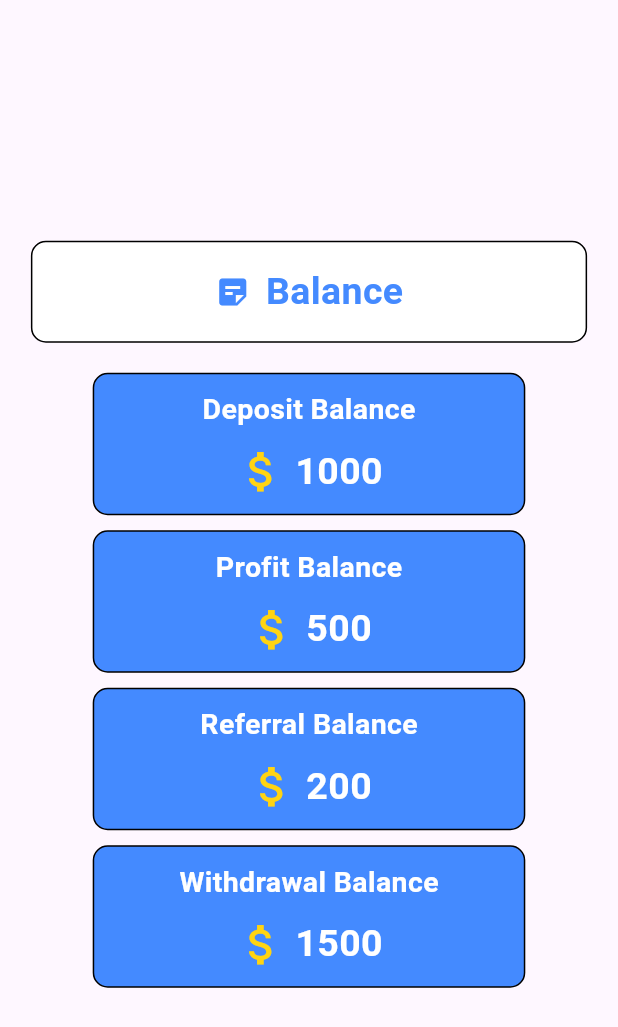
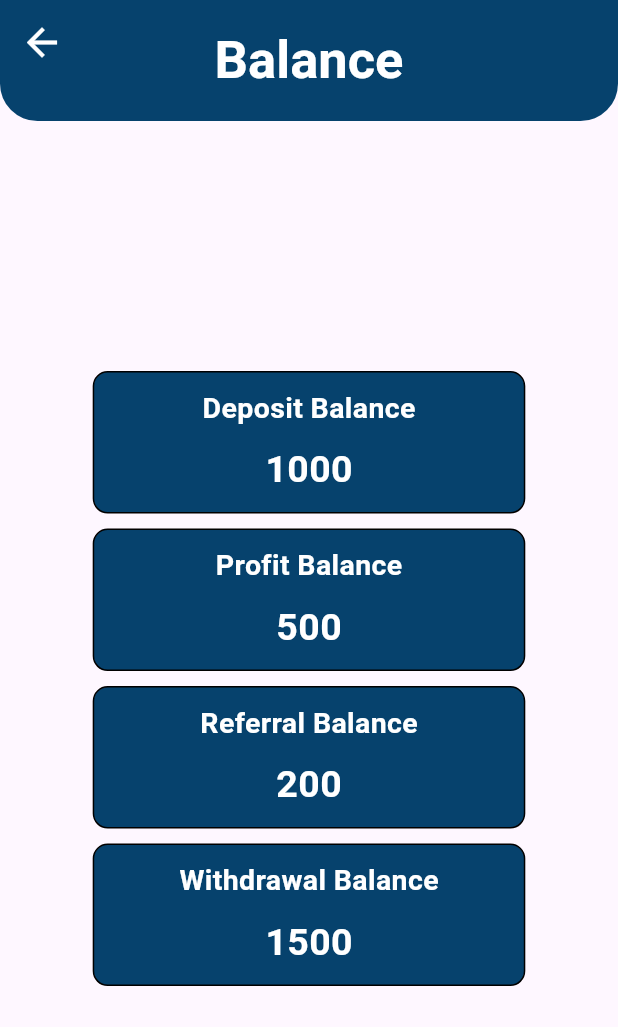
Before and after one commit to Md-Junaead/v3-Micro-Banking, a Flutter app: the BottomNavBar screen opened by its route, after a tap on "Check Balance", on a phone screen of 412 x 824 dp. Shown: the top 1027 px of the screen. Run offline on Flutter 3.47's test engine with Material 3 defaults, Android fonts, the light colour scheme and no system bars; our stand-ins replace carousel_slider, image_picker; network calls fail.

Commit message:
Common App Bar

```diff
--- a/lib/main.dart
+++ b/lib/main.dart
@@ -20,7 +20,7 @@ class MicroFinance extends StatelessWidget {
         ),
       ),
       // this is the initial route indicating from where our app will start
-      initialRoute: RoutesName.signInScreen,
+      initialRoute: RoutesName.homeScreen,
       onGenerateRoute: Routes.generateRoute, // Name of Open screen
     );
   }
--- a/lib/screens/auth/signin_screen.dart
+++ b/lib/screens/auth/signin_screen.dart
@@ -118,7 +118,7 @@ class _SignInScreenState extends State<SignInScreen> {
                   textAlign: TextAlign.center,
                   style: TextStyle(
                     fontSize: 14,
-                    color: Colors.blue,
+                    color: Colors.black,
                     fontWeight: FontWeight.bold,
                   ),
                 ),
@@ -132,7 +132,7 @@ class _SignInScreenState extends State<SignInScreen> {
                   Navigator.pushNamed(context, RoutesName.signupScreen);
                 },
                 child: Text(
-                  'New to Bank Apps? Sign Up',
+                  'New to FINSYS? Sign Up',
                   textAlign: TextAlign.center,
                   style: TextStyle(
                     fontSize: 14,
--- a/lib/screens/bottom/home_screen.dart
+++ b/lib/screens/bottom/home_screen.dart
@@ -1,10 +1,11 @@
 import 'package:flutter/material.dart';
 import 'package:v1_micro_finance/screens/auth/signin_screen.dart';
 import 'package:v1_micro_finance/screens/dashboard/check_balance_screen.dart';
+import 'package:v1_micro_finance/screens/dashboard/deposit_screen.dart';
 import 'package:v1_micro_finance/screens/dashboard/packages_screen.dart';
+import 'package:v1_micro_finance/screens/dashboard/quick_loan_screen.dart';
 import 'package:v1_micro_finance/screens/dashboard/referrals_screen.dart';
 import 'package:v1_micro_finance/screens/dashboard/withdraw_screen.dart';
-import 'package:v1_micro_finance/test/test.dart';
 import 'package:v1_micro_finance/widgets/app_drawer.dart';
 import 'package:v1_micro_finance/widgets/appbar.dart';
 
@@ -55,7 +56,11 @@ class _HomeScreenState extends State<HomeScreen> {
   Widget build(BuildContext context) {
     // List of buttons with icon, text, and the screen it navigates to
     final List<Map<String, dynamic>> buttons = [
-      {"icon": Icons.attach_money, "text": "Deposit", "screen": TestScreen()},
+      {
+        "icon": Icons.attach_money,
+        "text": "Deposit",
+        "screen": DepositScreen()
+      },
       {
         "icon": Icons.account_balance,
         "text": "Check Balance",
@@ -63,7 +68,7 @@ class _HomeScreenState extends State<HomeScreen> {
       },
       {"icon": Icons.money_off, "text": "Withdraw", "screen": WithdrawScreen()},
       {"icon": Icons.people, "text": "Referrals", "screen": ReferralsScreen()},
-      {"icon": Icons.speed, "text": "Quick Loan", "screen": SignInScreen()},
+      {"icon": Icons.speed, "text": "Quick Loan", "screen": QuickLoanScreen()},
       {
         "icon": Icons.card_giftcard,
         "text": "Packages",
--- a/lib/screens/dashboard/check_balance_screen.dart
+++ b/lib/screens/dashboard/check_balance_screen.dart
@@ -15,41 +15,37 @@ class _CheckBalanceScreenState extends State<CheckBalanceScreen> {
   @override
   Widget build(BuildContext context) {
     return Scaffold(
-      body: Padding(
-        padding:
-            const EdgeInsets.symmetric(vertical: 8.0), // 8% top & bottom space
+      appBar: PreferredSize(
+        preferredSize: Size.fromHeight(
+            kToolbarHeight + MediaQuery.of(context).size.height * 0.03),
+        child: AppBar(
+          iconTheme: IconThemeData(
+            color: Colors.white,
+            size: 30, // Customize icon color
+          ),
+          centerTitle: true,
+          title: Padding(
+            padding: EdgeInsets.only(
+                top: MediaQuery.of(context).size.height *
+                    0.03), // Moves text 5% down
+            child: const Text("Balance"),
+          ),
+          backgroundColor: Color(0xFF06426D),
+          titleTextStyle: TextStyle(
+              color: Colors.white, fontSize: 35, fontWeight: FontWeight.bold),
+          shape: const RoundedRectangleBorder(
+            borderRadius: BorderRadius.vertical(bottom: Radius.circular(25)),
+          ),
+        ),
+      ),
+      body: Center(
+        child: Padding(
+          padding: const EdgeInsets.symmetric(
+              vertical: 8.0), // 8% top & bottom space
           child: Column(
             mainAxisAlignment: MainAxisAlignment.center,
             crossAxisAlignment: CrossAxisAlignment.center,
             children: [
-            // Part 1: Check Balance Button
-            Container(
-              width: MediaQuery.of(context).size.width *
-                  0.9, // 5% margin from left & right
-              padding: EdgeInsets.symmetric(vertical: 15),
-              decoration: BoxDecoration(
-                border: Border.all(color: Colors.black, width: 1),
-                borderRadius: BorderRadius.circular(10),
-                color: Colors.white,
-              ),
-              margin: EdgeInsets.symmetric(
-                  horizontal:
-                      MediaQuery.of(context).size.width * 0.05), // 5% margin
-              child: Row(
-                mainAxisAlignment: MainAxisAlignment.center,
-                children: [
-                  Icon(Icons.sticky_note_2, color: Colors.blueAccent),
-                  SizedBox(width: 10),
-                  Text("Balance",
-                      style: TextStyle(
-                          color: Colors.blueAccent,
-                          fontSize: 25,
-                          fontWeight: FontWeight.bold)),
-                ],
-              ),
-            ),
-            SizedBox(height: 15), // Gap between Part 1 & Part 2
-
               // Part 2: Balance Buttons
               Column(
                 children: [
@@ -60,6 +56,7 @@ class _CheckBalanceScreenState extends State<CheckBalanceScreen> {
                 ],
               ),
             ],
+          ),
         ),
       ),
     );
@@ -74,7 +71,7 @@ class _CheckBalanceScreenState extends State<CheckBalanceScreen> {
       decoration: BoxDecoration(
         borderRadius: BorderRadius.circular(10),
         border: Border.all(color: Colors.black, width: 1),
-        color: Colors.blueAccent,
+        color: Color(0xFF06426D),
       ),
       child: Column(
         children: [
@@ -94,12 +91,6 @@ class _CheckBalanceScreenState extends State<CheckBalanceScreen> {
             child: Row(
               mainAxisAlignment: MainAxisAlignment.center,
               children: [
-                Icon(
-                  Icons.attach_money,
-                  color: const Color.fromARGB(255, 255, 212, 18),
-                  size: 35, // Set icon size to 18px
-                ),
-                SizedBox(width: 5),
                 Text(
                   balance,
                   style: TextStyle(
--- a/lib/widgets/bottom_nav_bar.dart
+++ b/lib/widgets/bottom_nav_bar.dart
@@ -1,6 +1,7 @@
 import 'package:flutter/material.dart';
 import 'package:v1_micro_finance/screens/bottom/about_us_screen.dart';
 import 'package:v1_micro_finance/screens/bottom/home_screen.dart';
+import 'package:v1_micro_finance/screens/dashboard/quick_loan_screen.dart';
 import 'package:v1_micro_finance/screens/dashboard/referrals_screen.dart';
 import 'package:v1_micro_finance/screens/profile/profile.dart';
 
@@ -18,7 +19,7 @@ class _BottomNavBarState extends State<BottomNavBar> {
   final List<Widget> _screens = [
     HomeScreen(), // Home screen
     AboutUsScreen(), // About Us screen
-    ReferralsScreen(), // Loan screen
+    QuickLoanScreen(), // Loan screen
     ProfileScreen(), // Profile screen
   ];
 
```
Also changed, not shown: lib/screens/auth/signup_screen.dart (+0 -14 lines), lib/widgets/app_drawer.dart (+15 -10 lines), lib/widgets/comon_appbar.dart (added, +34 -0 lines). Lines whose indentation alone changed are shown as unchanged.
